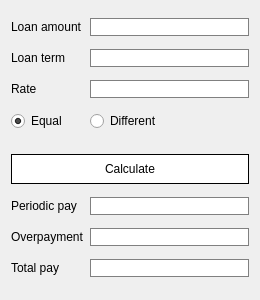
The window that gui/credit.ui (lmsnsk/exchange_3) describes before a commit, drawn with Qt 5.
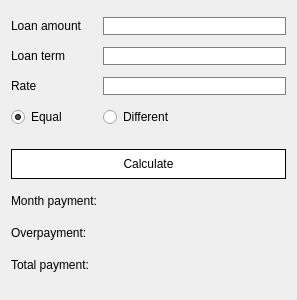
The same window after the commit.

What changed in the file:
```diff
--- a/gui/credit.ui
+++ b/gui/credit.ui
@@ -6,7 +6,7 @@
    <rect>
     <x>0</x>
     <y>0</y>
-    <width>260</width>
+    <width>297</width>
     <height>300</height>
    </rect>
   </property>
@@ -60,9 +60,26 @@
    </item>
    <item row="8" column="1">
     <widget class="QLineEdit" name="totalPayRes">
+     <property name="font">
+      <font>
+       <family>Arial</family>
+       <pointsize>11</pointsize>
+       <weight>75</weight>
+       <bold>true</bold>
+      </font>
+     </property>
+     <property name="cursor">
+      <cursorShape>ArrowCursor</cursorShape>
+     </property>
      <property name="focusPolicy">
       <enum>Qt::NoFocus</enum>
      </property>
+     <property name="styleSheet">
+      <string notr="true">QLineEdit {
+	border:none;
+	background-color: transparent;
+}</string>
+     </property>
      <property name="alignment">
       <set>Qt::AlignRight|Qt::AlignTrailing|Qt::AlignVCenter</set>
      </property>
@@ -78,7 +95,7 @@
    <item row="6" column="0">
     <widget class="QLabel" name="label_4">
      <property name="text">
-      <string>Periodic pay</string>
+      <string>Month payment:</string>
      </property>
     </widget>
    </item>
@@ -98,9 +115,26 @@
    </item>
    <item row="6" column="1">
     <widget class="QLineEdit" name="payRes">
+     <property name="font">
+      <font>
+       <family>Arial</family>
+       <pointsize>11</pointsize>
+       <weight>75</weight>
+       <bold>true</bold>
+      </font>
+     </property>
+     <property name="cursor">
+      <cursorShape>ArrowCursor</cursorShape>
+     </property>
      <property name="focusPolicy">
       <enum>Qt::NoFocus</enum>
      </property>
+     <property name="styleSheet">
+      <string notr="true">QLineEdit {
+	border:none;
+	background-color: transparent;
+}</string>
+     </property>
      <property name="alignment">
       <set>Qt::AlignRight|Qt::AlignTrailing|Qt::AlignVCenter</set>
      </property>
@@ -124,9 +158,26 @@
    </item>
    <item row="7" column="1">
     <widget class="QLineEdit" name="overpayRes">
+     <property name="font">
+      <font>
+       <family>Arial</family>
+       <pointsize>11</pointsize>
+       <weight>75</weight>
+       <bold>true</bold>
+      </font>
+     </property>
+     <property name="cursor">
+      <cursorShape>ArrowCursor</cursorShape>
+     </property>
      <property name="focusPolicy">
       <enum>Qt::NoFocus</enum>
      </property>
+     <property name="styleSheet">
+      <string notr="true">QLineEdit {
+	border:none;
+	background-color: transparent;
+}</string>
+     </property>
      <property name="alignment">
       <set>Qt::AlignRight|Qt::AlignTrailing|Qt::AlignVCenter</set>
      </property>
@@ -149,14 +200,14 @@
    <item row="8" column="0">
     <widget class="QLabel" name="label_6">
      <property name="text">
-      <string>Total pay</string>
+      <string>Total payment:</string>
      </property>
     </widget>
    </item>
    <item row="7" column="0">
     <widget class="QLabel" name="label_5">
      <property name="text">
-      <string>Overpayment</string>
+      <string>Overpayment:</string>
      </property>
     </widget>
    </item>
```
